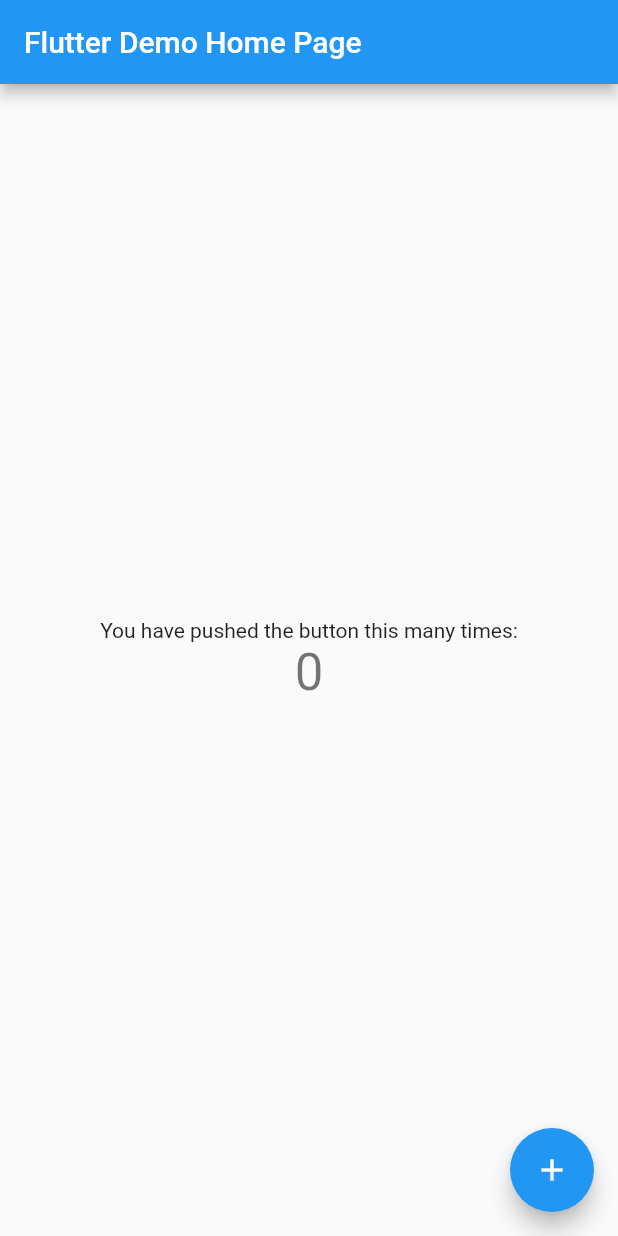
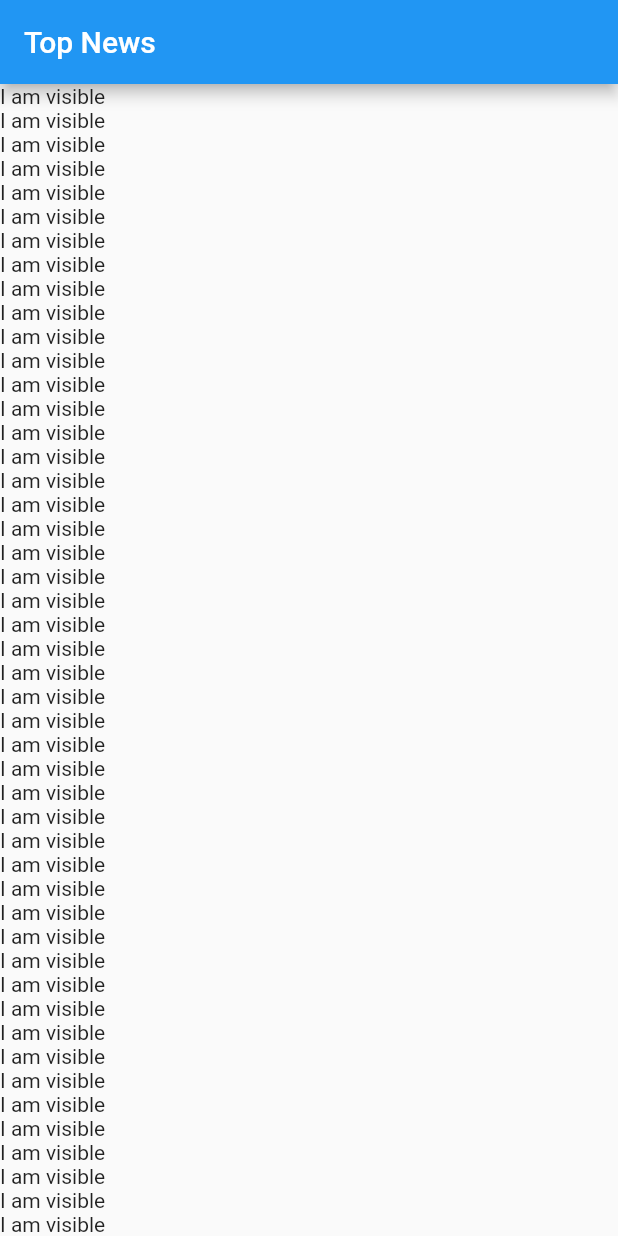
Before and after one commit to aminedammak/flutter-news, a Flutter app: the screen it shows after launch, on a phone screen of 412 x 824 dp. Run offline on Flutter 3.47's test engine with Material 2 defaults, Android fonts, the phone set to English and light mode, and no system bars; our stand-ins replace rxdart, sqflite; accounts and stored records are empty.

```diff
--- a/lib/main.dart
+++ b/lib/main.dart
@@ -1,115 +1,6 @@
-import 'package:flutter/material.dart';
+import "package:flutter/material.dart";
+import 'src/app.dart';
 
 void main() {
-  runApp(const MyApp());
+  runApp(App());
 }
-
-class MyApp extends StatelessWidget {
-  const MyApp({Key? key}) : super(key: key);
-
-  // This widget is the root of your application.
-  @override
-  Widget build(BuildContext context) {
-    return MaterialApp(
-      title: 'Flutter Demo',
-      theme: ThemeData(
-        // This is the theme of your application.
-        //
-        // Try running your application with "flutter run". You'll see the
-        // application has a blue toolbar. Then, without quitting the app, try
-        // changing the primarySwatch below to Colors.green and then invoke
-        // "hot reload" (press "r" in the console where you ran "flutter run",
-        // or simply save your changes to "hot reload" in a Flutter IDE).
-        // Notice that the counter didn't reset back to zero; the application
-        // is not restarted.
-        primarySwatch: Colors.blue,
-      ),
-      home: const MyHomePage(title: 'Flutter Demo Home Page'),
-    );
-  }
-}
-
-class MyHomePage extends StatefulWidget {
-  const MyHomePage({Key? key, required this.title}) : super(key: key);
-
-  // This widget is the home page of your application. It is stateful, meaning
-  // that it has a State object (defined below) that contains fields that affect
-  // how it looks.
-
-  // This class is the configuration for the state. It holds the values (in this
-  // case the title) provided by the parent (in this case the App widget) and
-  // used by the build method of the State. Fields in a Widget subclass are
-  // always marked "final".
-
-  final String title;
-
-  @override
-  State<MyHomePage> createState() => _MyHomePageState();
-}
-
-class _MyHomePageState extends State<MyHomePage> {
-  int _counter = 0;
-
-  void _incrementCounter() {
-    setState(() {
-      // This call to setState tells the Flutter framework that something has
-      // changed in this State, which causes it to rerun the build method below
-      // so that the display can reflect the updated values. If we changed
-      // _counter without calling setState(), then the build method would not be
-      // called again, and so nothing would appear to happen.
-      _counter++;
-    });
-  }
-
-  @override
-  Widget build(BuildContext context) {
-    // This method is rerun every time setState is called, for instance as done
-    // by the _incrementCounter method above.
-    //
-    // The Flutter framework has been optimized to make rerunning build methods
-    // fast, so that you can just rebuild anything that needs updating rather
-    // than having to individually change instances of widgets.
-    return Scaffold(
-      appBar: AppBar(
-        // Here we take the value from the MyHomePage object that was created by
-        // the App.build method, and use it to set our appbar title.
-        title: Text(widget.title),
-      ),
-      body: Center(
-        // Center is a layout widget. It takes a single child and positions it
-        // in the middle of the parent.
-        child: Column(
-          // Column is also a layout widget. It takes a list of children and
-          // arranges them vertically. By default, it sizes itself to fit its
-          // children horizontally, and tries to be as tall as its parent.
-          //
-          // Invoke "debug painting" (press "p" in the console, choose the
-          // "Toggle Debug Paint" action from the Flutter Inspector in Android
-          // Studio, or the "Toggle Debug Paint" command in Visual Studio Code)
-          // to see the wireframe for each widget.
-          //
-          // Column has various properties to control how it sizes itself and
-          // how it positions its children. Here we use mainAxisAlignment to
-          // center the children vertically; the main axis here is the vertical
-          // axis because Columns are vertical (the cross axis would be
-          // horizontal).
-          mainAxisAlignment: MainAxisAlignment.center,
-          children: <Widget>[
-            const Text(
-              'You have pushed the button this many times:',
-            ),
-            Text(
-              '$_counter',
-              style: Theme.of(context).textTheme.headline4,
-            ),
-          ],
-        ),
-      ),
-      floatingActionButton: FloatingActionButton(
-        onPressed: _incrementCounter,
-        tooltip: 'Increment',
-        child: const Icon(Icons.add),
-      ), // This trailing comma makes auto-formatting nicer for build methods.
-    );
-  }
-}
--- /dev/null
+++ b/lib/src/app.dart
@@ -0,0 +1,15 @@
+import "package:flutter/material.dart";
+import 'screens/news_list.dart';
+import "blocs/stories_provider.dart";
+
+class App extends StatelessWidget {
+  @override
+  Widget build(BuildContext context) {
+    return StoriesProvider(
+      child: MaterialApp(
+        title: "News",
+        home: NewsList(),
+      ),
+    );
+  }
+}
--- /dev/null
+++ b/lib/src/blocs/stories_bloc.dart
@@ -0,0 +1,19 @@
+import 'package:rxdart/rxdart.dart';
+import '../models/item_model.dart';
+import '../resources/repository.dart';
+
+class StoriesBloc {
+  final _topIds = PublishSubject<List<int>>();
+  final _repository = Repository();
+
+  Stream<List<int>> get topIds => _topIds.stream;
+
+  fetchTopIds() async {
+    final ids = await _repository.fetchTopIds();
+    _topIds.sink.add(ids);
+  }
+
+  dispose() {
+    _topIds.close();
+  }
+}
--- /dev/null
+++ b/lib/src/blocs/stories_provider.dart
@@ -0,0 +1,21 @@
+import 'package:flutter/cupertino.dart';
+import 'stories_bloc.dart';
+
+class StoriesProvider extends InheritedWidget {
+  final StoriesBloc bloc;
+
+  StoriesProvider({Key? key, required Widget child})
+      : bloc = StoriesBloc(),
+        super(key: key, child: child);
+
+  @override
+  bool updateShouldNotify(_) {
+    return true;
+  }
+
+  static StoriesBloc of(BuildContext context) {
+    return (context.dependOnInheritedWidgetOfExactType<StoriesProvider>()
+            as StoriesProvider)
+        .bloc;
+  }
+}
--- a/lib/src/resources/news_db_provider.dart
+++ b/lib/src/resources/news_db_provider.dart
@@ -63,8 +63,8 @@ class NewsDbProvider implements Source, Cache {
     return null;
   }
 
-  Future<int>? addItem(ItemModel item) {
-    db.insert("Item", item.toMap());
+  Future<int>? addItem(ItemModel? item) {
+    if (item != null) db.insert("Item", item.toMap());
   }
 }
 
--- /dev/null
+++ b/lib/src/screens/news_list.dart
@@ -0,0 +1,39 @@
+import 'package:flutter/material.dart';
+import 'package:news/src/app.dart';
+import '../blocs/stories_provider.dart';
+
+class NewsList extends StatelessWidget {
+  @override
+  Widget build(BuildContext context) {
+    final bloc = StoriesProvider.of(context);
+    return Scaffold(
+      appBar: AppBar(
+        title: Text("Top News"),
+      ),
+      body: buildList(),
+    );
+  }
+
+  Widget buildList() {
+    return ListView.builder(
+      itemCount: 1000,
+      itemBuilder: (BuildContext, int index) {
+        return FutureBuilder(
+          future: getFuture(),
+          builder: (context, snapshot) {
+            return snapshot.hasData
+                ? Text("I am visible")
+                : Text("I dont have date");
+          },
+        );
+      },
+    );
+  }
+
+  getFuture() {
+    return Future.delayed(
+      Duration(seconds: 2),
+      () => "hi",
+    );
+  }
+}
--- a/pubspec.yaml
+++ b/pubspec.yaml
@@ -36,6 +36,7 @@ dependencies:
   # The following adds the Cupertino Icons font to your application.
   # Use with the CupertinoIcons class for iOS style icons.
   cupertino_icons: ^1.0.2
+  rxdart: ^0.27.3
 
 dev_dependencies:
   flutter_test:
```
Also changed, not shown: pubspec.lock.
